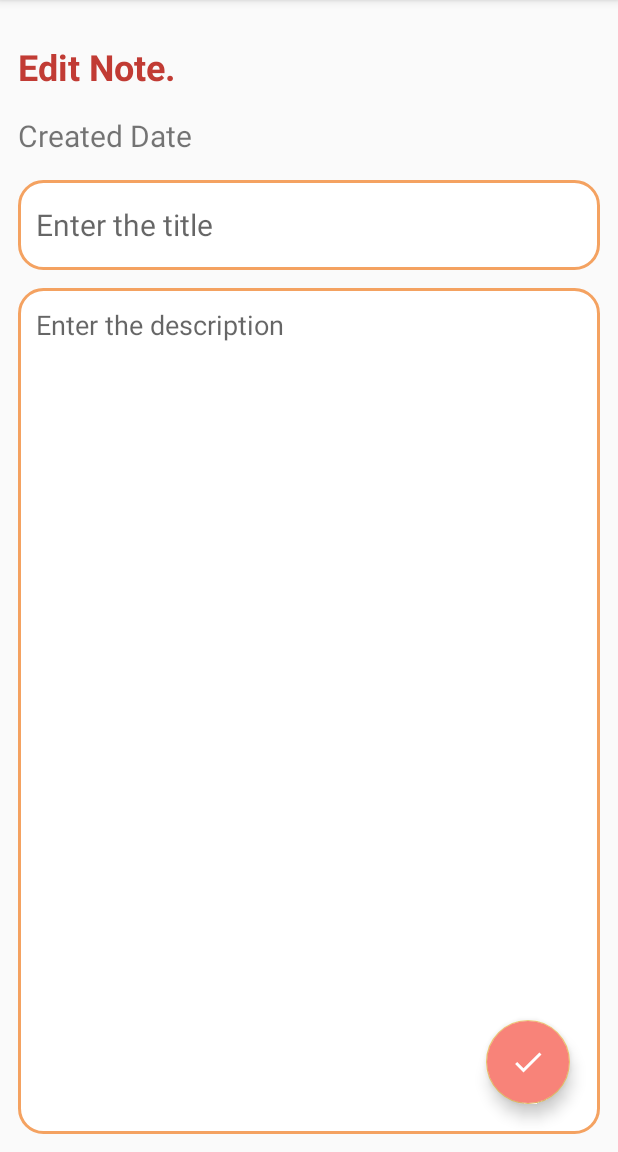
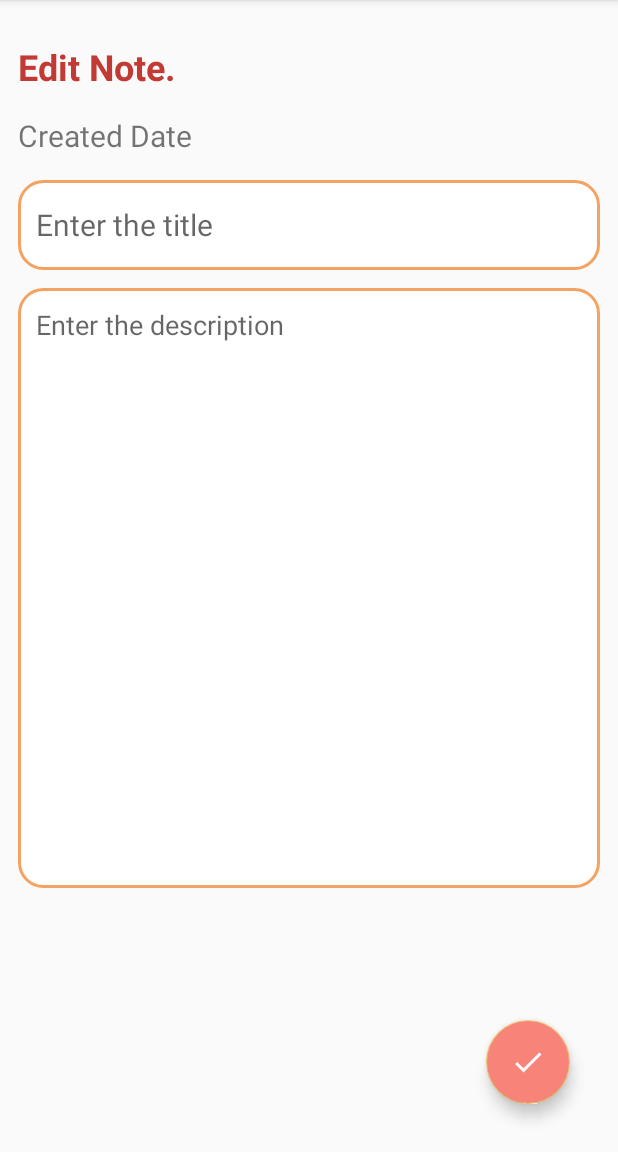
Before and after one commit to Rohini2699/NoteTakingApp, an Android app: the UpdateFragment screen opened through its navigation route, on a phone screen of 412 x 824 dp, the part 84-1236 px from its top. Run offline under Robolectric (Android 15) with nearby library versions, the phone set to English and light mode, and no system bars; our stand-ins replace Room's generated code, data binding; 6 statements that could not run were skipped.

Commit message:
modified the xml files and the fragments and changed the background  color

```diff
--- a/app/build.gradle.kts
+++ b/app/build.gradle.kts
@@ -70,6 +70,8 @@ dependencies {
     annotationProcessor("androidx.room:room-compiler:2.6.1")
     kapt("androidx.room:room-compiler:2.6.1")
     /////////
+    implementation ("com.google.android.material:material:1.12.0")
+
     implementation("com.airbnb.android:lottie:6.3.0")
     implementation("androidx.appcompat:appcompat:1.7.0")
     implementation("com.google.android.material:material:1.12.0")
--- a/app/src/main/java/com/example/notetakingapp/view/CustomAdapter.kt
+++ b/app/src/main/java/com/example/notetakingapp/view/CustomAdapter.kt
@@ -109,14 +109,17 @@ class CustomAdapter(private val listener: NoteClickListener) :
         if (currentNotes.priority != Priority.NONE) {
             if (currentNotes.priority ==  Priority.LOW) {
                 holder.binding.lowpriority.isVisible = currentNotes.isHighPriorityVisible
+                holder.binding.cardview.setBackgroundColor(Color.GRAY)
                 holder.binding.highpriority.isVisible = false
             } else {
                 holder.binding.highpriority.isVisible = currentNotes.isHighPriorityVisible
+                holder.binding.cardview.setBackgroundColor(colors)
                 holder.binding.lowpriority.isVisible = false
             }
         } else {
             holder.binding.lowpriority.isVisible = false
             holder.binding.highpriority.isVisible = false
+            holder.binding.cardview.setBackgroundColor(Color.WHITE)
         }
     }
 }
--- a/app/src/main/java/com/example/notetakingapp/view/UpdateFragment.kt
+++ b/app/src/main/java/com/example/notetakingapp/view/UpdateFragment.kt
@@ -82,6 +82,7 @@ class UpdateFragment : Fragment(R.layout.fragment_update), MenuProvider {
 
         //Load image from file path
         if (currentNote.imagePath != null) {
+            imagePath= currentNote.imagePath?:""
             val file = File(currentNote.imagePath!!)
             BitmapFactory.decodeFile(file.absolutePath)?.let { bitmap ->
                 binding.image.setImageBitmap(bitmap)
@@ -100,6 +101,8 @@ class UpdateFragment : Fragment(R.layout.fragment_update), MenuProvider {
                     isSelected = currentNote.isSelected,
                     isPinned = currentNote.isPinned,
                     date = (System.currentTimeMillis()).toString(),
+                    priority=currentNote.priority,
+                    isHighPriorityVisible = currentNote.isHighPriorityVisible,
                     imagePath = imagePath ?: ""
                 )
                 myViewModel.updateNotes(note)
--- a/app/src/main/res/layout/fragment_home.xml
+++ b/app/src/main/res/layout/fragment_home.xml
@@ -110,6 +110,7 @@
 
         </androidx.constraintlayout.widget.ConstraintLayout>
 
+
         <androidx.recyclerview.widget.RecyclerView
             android:id="@+id/recyclerView"
             android:layout_width="0dp"
@@ -157,9 +158,11 @@
             app:itemIconSize="25dp"
             app:itemIconTint="@color/black"
             app:itemTextColor="@color/white"
-        app:layout_constraintBottom_toBottomOf="parent"
+            app:layout_constraintBottom_toBottomOf="parent"
         app:layout_constraintEnd_toEndOf="parent"
         app:layout_constraintStart_toStartOf="parent"
+            app:hideOnScroll="true"
+            app:layout_scrollFlags="scroll|enterAlways"
         app:menu="@menu/bottombar" />
 
     </androidx.constraintlayout.widget.ConstraintLayout>
--- a/app/src/main/res/layout/fragment_update.xml
+++ b/app/src/main/res/layout/fragment_update.xml
@@ -18,7 +18,6 @@
             android:textStyle="bold"
             android:textColor="@color/red"
             android:textSize="24sp" />
-
         <TextView
             android:id="@+id/datetext"
             android:layout_width="wrap_content"
@@ -43,7 +42,7 @@
         <EditText
             android:id="@+id/editNoteDesc"
             android:layout_width="match_parent"
-            android:layout_height="match_parent"
+            android:layout_height="400dp"
             android:hint="Enter the description"
             android:gravity="top"
             android:padding="12dp"
@@ -55,13 +54,14 @@
 
         <ImageView
             android:id="@+id/image"
-            android:layout_width="200dp"
+            android:layout_width="199dp"
             android:layout_height="200dp"
+            android:layout_below="@id/editNoteDesc"
             android:layout_alignParentBottom="true"
             android:layout_marginStart="16dp"
-            android:layout_marginTop="16dp"
-            android:layout_marginEnd="16dp"
-            android:layout_marginBottom="20dp" />
+            android:layout_marginTop="10dp"
+            android:layout_marginEnd="10dp"
+            android:layout_marginBottom="10dp" />
 
         <com.google.android.material.floatingactionbutton.FloatingActionButton
             android:id="@+id/editNoteFab"
```
